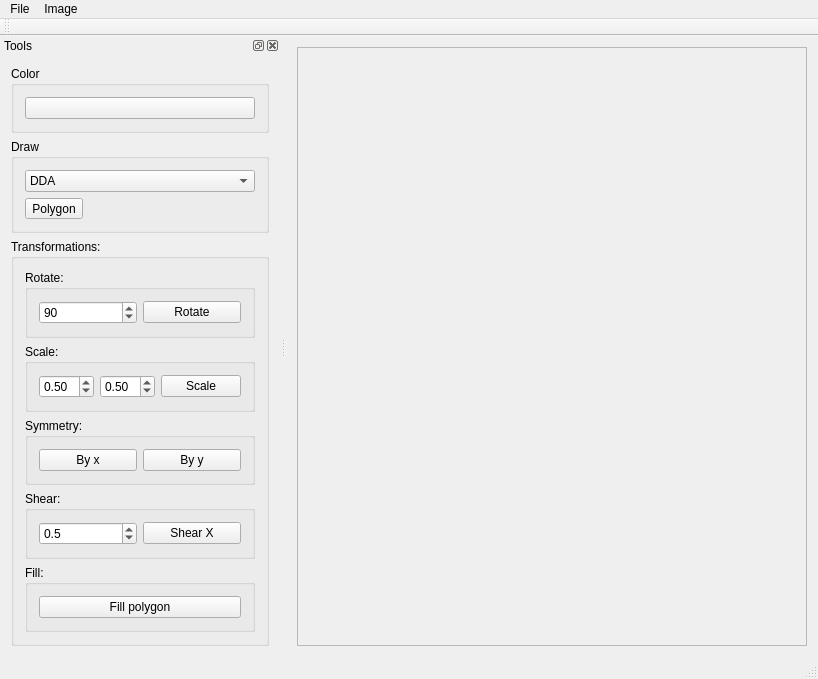
This is src/ImageViewer.ui in maroslastik/Image_Viewer as Qt 5 draws it before an edit. The edited form follows.
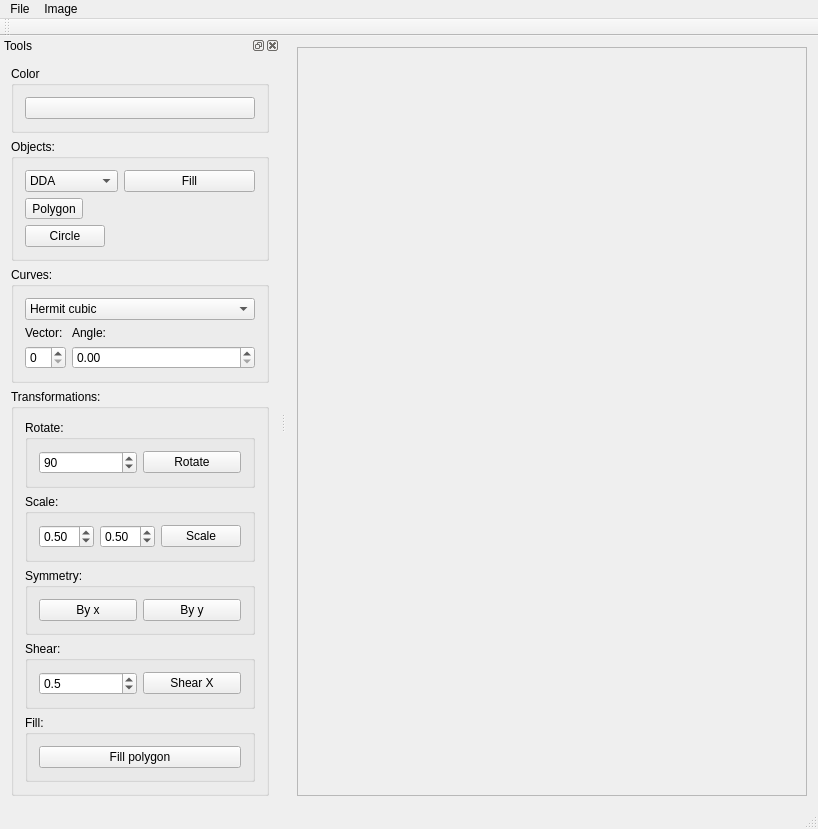
This is the edited form.

Commit message: program draws circle

Diff of the .ui file:
```diff
--- a/src/ImageViewer.ui
+++ b/src/ImageViewer.ui
@@ -98,10 +98,10 @@
      <item>
       <widget class="QGroupBox" name="groupBox_2">
        <property name="title">
-        <string>Draw</string>
+        <string>Objects:</string>
        </property>
-       <layout class="QVBoxLayout" name="verticalLayout_3">
-        <item>
+       <layout class="QFormLayout" name="formLayout">
+        <item row="0" column="0">
          <widget class="QComboBox" name="comboBoxLineAlg">
           <item>
            <property name="text">
@@ -115,7 +115,14 @@
           </item>
          </widget>
         </item>
-        <item>
+        <item row="0" column="1">
+         <widget class="QPushButton" name="fillButton">
+          <property name="text">
+           <string>Fill</string>
+          </property>
+         </widget>
+        </item>
+        <item row="1" column="0">
          <widget class="QToolButton" name="toolButtonDrawPolygon">
           <property name="text">
            <string>Polygon</string>
@@ -124,6 +131,64 @@
            <bool>true</bool>
           </property>
          </widget>
+        </item>
+        <item row="2" column="0">
+         <widget class="QPushButton" name="circleButton">
+          <property name="text">
+           <string>Circle</string>
+          </property>
+          <property name="checkable">
+           <bool>true</bool>
+          </property>
+         </widget>
+        </item>
+       </layout>
+      </widget>
+     </item>
+     <item>
+      <widget class="QGroupBox" name="groupBox_9">
+       <property name="title">
+        <string>Curves:</string>
+       </property>
+       <layout class="QFormLayout" name="formLayout_2">
+        <item row="2" column="0">
+         <widget class="QSpinBox" name="spinBox"/>
+        </item>
+        <item row="0" column="0" colspan="2">
+         <widget class="QComboBox" name="comboBox">
+          <item>
+           <property name="text">
+            <string>Hermit cubic</string>
+           </property>
+          </item>
+          <item>
+           <property name="text">
+            <string>Bezier curve</string>
+           </property>
+          </item>
+          <item>
+           <property name="text">
+            <string>Coons B-spline</string>
+           </property>
+          </item>
+         </widget>
+        </item>
+        <item row="1" column="0">
+         <widget class="QLabel" name="label">
+          <property name="text">
+           <string>Vector:</string>
+          </property>
+         </widget>
+        </item>
+        <item row="1" column="1">
+         <widget class="QLabel" name="label_2">
+          <property name="text">
+           <string>Angle:</string>
+          </property>
+         </widget>
+        </item>
+        <item row="2" column="1">
+         <widget class="QDoubleSpinBox" name="doubleSpinBox"/>
         </item>
        </layout>
       </widget>
```
The commit also changes 4 other files.
